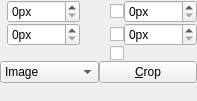
KDE/krita, file krita/plugins/tools/tool_crop/wdg_tool_crop.ui: the form before one commit.
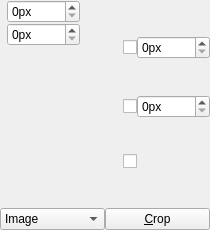
The form after the commit. Custom widgets are drawn as their Qt base class.

Commit message:
Fix layout of tool option panels
Patch by boemann, thanks!

```diff
--- a/krita/plugins/tools/tool_crop/wdg_tool_crop.ui
+++ b/krita/plugins/tools/tool_crop/wdg_tool_crop.ui
@@ -6,8 +6,8 @@
    <rect>
     <x>0</x>
     <y>0</y>
-    <width>197</width>
-    <height>101</height>
+    <width>210</width>
+    <height>230</height>
    </rect>
   </property>
   <property name="windowTitle">
@@ -227,33 +227,20 @@
     </layout>
    </item>
    <item>
-    <spacer name="spacer2">
-     <property name="orientation">
-      <enum>Qt::Vertical</enum>
-     </property>
-     <property name="sizeType">
-      <enum>QSizePolicy::Expanding</enum>
-     </property>
-     <property name="sizeHint" stdset="0">
-      <size>
-       <width>20</width>
-       <height>0</height>
-      </size>
-     </property>
-    </spacer>
+    <widget class="QWidget" name="SpecialSpacer" native="true"/>
    </item>
   </layout>
  </widget>
  <customwidgets>
   <customwidget>
-   <class>KIntSpinBox</class>
-   <extends>QSpinBox</extends>
+   <class>KDoubleNumInput</class>
+   <extends>QWidget</extends>
    <header>knuminput.h</header>
    <container>1</container>
   </customwidget>
   <customwidget>
-   <class>KDoubleNumInput</class>
-   <extends></extends>
+   <class>KIntSpinBox</class>
+   <extends>QSpinBox</extends>
    <header>knuminput.h</header>
    <container>1</container>
   </customwidget>
```
Left out of the diff: 3 changed lines with no effect on the pictures. The commit also changes 7 other files.
